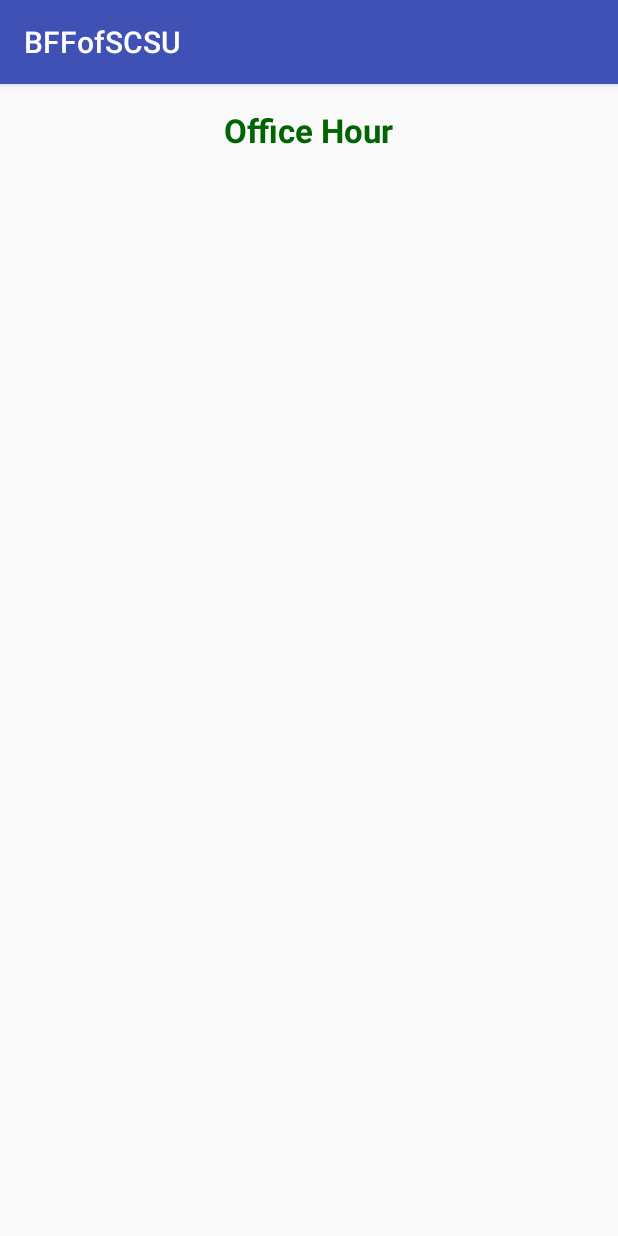
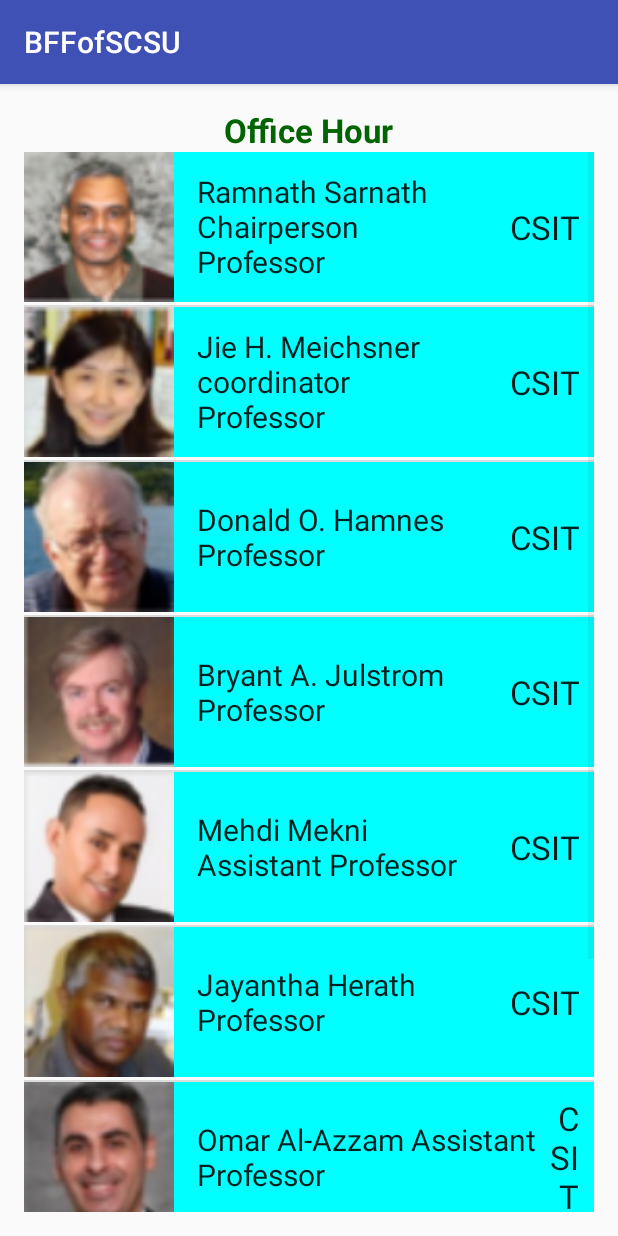
Before and after one commit to ProfJones/BFFOfSCSU, an Android app: the OfficeHourActivity screen opened directly, with no data from a screen before it, on a phone screen of 412 x 824 dp. Run offline under Robolectric (Android 15) with nearby library versions, the phone set to English and light mode, and no system bars; 4 statements that could not run were skipped.

Commit message:
finished one step of office hour

```diff
--- a/app/build.gradle
+++ b/app/build.gradle
@@ -24,4 +24,5 @@ dependencies {
     testCompile 'junit:junit:4.12'
     compile 'com.android.support:appcompat-v7:23.3.0'
     compile 'com.android.support:design:23.3.0'
+    compile 'com.google.android.gms:play-services-appindexing:8.1.0'
 }
--- /dev/null
+++ b/app/src/main/java/com/example/harrison/bffofscsu/OHAdapter.java
@@ -0,0 +1,58 @@
+package com.example.harrison.bffofscsu;
+
+import android.content.Context;
+import android.view.LayoutInflater;
+import android.view.View;
+import android.view.ViewGroup;
+import android.widget.ArrayAdapter;
+import android.widget.ImageView;
+import android.widget.TextView;
+
+/**
+ * Created by Darren on 4/9/2016.
+ */
+public class OHAdapter extends ArrayAdapter<String> {
+
+    //Declarations
+    int[] imgs={};
+    String[] names = {};
+    String[] departments = {};
+    Context ctx;
+    LayoutInflater inflater;
+
+    public OHAdapter(Context context, String[] names, String[] departments, int[] imgs) {
+        super(context, R.layout.professor_item_layout,names);
+
+        this.ctx = context;
+        this.names = names;
+        this.departments = departments;
+        this.imgs = imgs;
+    }
+
+    @Override
+    public View getView(int position, View convertView, ViewGroup parent) {
+
+        if(convertView==null){
+            inflater = (LayoutInflater) ctx.getSystemService(Context.LAYOUT_INFLATER_SERVICE);
+            convertView = inflater.inflate(R.layout.professor_item_layout,null);
+        }
+
+        //our viewholder
+        final ViewHolder holder = new ViewHolder();
+        holder.professorName = (TextView) convertView.findViewById(R.id.professor_name);
+        holder.professorIcon = (ImageView) convertView.findViewById(R.id.professor_icon);
+        holder.professorDepartment = (TextView) convertView.findViewById(R.id.professor_department);
+
+        //assign data
+        holder.professorIcon.setImageResource(imgs[position]);
+        holder.professorName.setText(names[position]);
+        holder.professorDepartment.setText(departments[position]);
+
+        return convertView;
+    }
+    private class ViewHolder{
+        ImageView professorIcon;
+        TextView professorName;
+        TextView professorDepartment;
+    }
+}
--- a/app/src/main/java/com/example/harrison/bffofscsu/OfficeHourActivity.java
+++ b/app/src/main/java/com/example/harrison/bffofscsu/OfficeHourActivity.java
@@ -1,13 +1,103 @@
 package com.example.harrison.bffofscsu;
 
+import android.net.Uri;
 import android.support.v7.app.AppCompatActivity;
 import android.os.Bundle;
+import android.text.Layout;
+import android.text.TextPaint;
+import android.view.View;
+import android.widget.AdapterView;
+import android.widget.ArrayAdapter;
+import android.widget.ImageView;
+import android.widget.ListView;
+import android.widget.TextView;
+import android.widget.Toast;
+
+import com.google.android.gms.appindexing.Action;
+import com.google.android.gms.appindexing.AppIndex;
+import com.google.android.gms.common.api.GoogleApiClient;
+import com.google.android.gms.security.ProviderInstaller;
+
+import java.util.ArrayList;
 
 public class OfficeHourActivity extends AppCompatActivity {
+    ListView listView;
+    String[] names = {"Ramnath Sarnath \nChairperson \nProfessor","Jie H. Meichsner \ncoordinator\nProfessor","Donald O. Hamnes \nProfessor",
+            "Bryant A. Julstrom \nProfessor","Mehdi Mekni \nAssistant Professor","Jayantha Herath \nProfessor","Omar Al-Azzam Assistant \nProfessor",
+            "Andrew A. Anda \nAssociate Professor","Alek Tomovic Adjunct \nProfessor"};
+    String[] departments = {"CSIT","CSIT","CSIT","CSIT","CSIT","CSIT","CSIT","CSIT","CSIT"};
+    int[] imgs = {R.drawable.sarnath_icon,R.drawable.meichsner_icon,R.drawable.hamnes_icon,R.drawable.julstrom_icon,
+            R.drawable.mekni_icon,R.drawable.herath_icon,
+            R.drawable.omar_icon,R.drawable.anda_icon,R.drawable.alex_icon,};
+    /**
+     * ATTENTION: This was auto-generated to implement the App Indexing API.
+     * See https://g.co/AppIndexing/AndroidStudio for more information.
+     */
+    private GoogleApiClient client;
 
     @Override
     protected void onCreate(Bundle savedInstanceState) {
         super.onCreate(savedInstanceState);
         setContentView(R.layout.office_hour_layout);
+        // ATTENTION: This was auto-generated to implement the App Indexing API.
+        // See https://g.co/AppIndexing/AndroidStudio for more information.
+        client = new GoogleApiClient.Builder(this).addApi(AppIndex.API).build();
+
+
+
+        listView = (ListView)findViewById(R.id.list_view_office_hour);
+        OHAdapter adapter = new OHAdapter(this,names,departments,imgs);
+        listView.setAdapter(adapter);
+
+        listView.setOnItemClickListener(new AdapterView.OnItemClickListener() {
+            @Override
+            public void onItemClick(AdapterView<?> parent, View view, int position, long id) {
+                Toast.makeText(getApplicationContext(),names[position],Toast.LENGTH_LONG).show();
+
+            }
+        });
+
     }
+
+    @Override
+    public void onStart() {
+        super.onStart();
+
+        // ATTENTION: This was auto-generated to implement the App Indexing API.
+        // See https://g.co/AppIndexing/AndroidStudio for more information.
+        client.connect();
+        Action viewAction = Action.newAction(
+                Action.TYPE_VIEW, // TODO: choose an action type.
+                "OfficeHour Page", // TODO: Define a title for the content shown.
+                // TODO: If you have web page content that matches this app activity's content,
+                // make sure this auto-generated web page URL is correct.
+                // Otherwise, set the URL to null.
+                Uri.parse("http://host/path"),
+                // TODO: Make sure this auto-generated app URL is correct.
+                Uri.parse("android-app://com.example.harrison.bffofscsu/http/host/path")
+        );
+        AppIndex.AppIndexApi.start(client, viewAction);
+    }
+
+    @Override
+    public void onStop() {
+        super.onStop();
+
+        // ATTENTION: This was auto-generated to implement the App Indexing API.
+        // See https://g.co/AppIndexing/AndroidStudio for more information.
+        Action viewAction = Action.newAction(
+                Action.TYPE_VIEW, // TODO: choose an action type.
+                "OfficeHour Page", // TODO: Define a title for the content shown.
+                // TODO: If you have web page content that matches this app activity's content,
+                // make sure this auto-generated web page URL is correct.
+                // Otherwise, set the URL to null.
+                Uri.parse("http://host/path"),
+                // TODO: Make sure this auto-generated app URL is correct.
+                Uri.parse("android-app://com.example.harrison.bffofscsu/http/host/path")
+        );
+        AppIndex.AppIndexApi.end(client, viewAction);
+        client.disconnect();
+    }
+
+
 }
--- a/app/src/main/res/layout/office_hour_layout.xml
+++ b/app/src/main/res/layout/office_hour_layout.xml
@@ -24,11 +24,12 @@
             android:layout_gravity="center"
             android:textColor="#006400"
             android:textStyle="bold" />
+
+        <ListView
+            android:layout_width="match_parent"
+            android:layout_height="wrap_content"
+            android:id="@+id/list_view_office_hour" />
+
     </LinearLayout>
 
-    <LinearLayout
-        android:orientation="vertical"
-        android:layout_width="match_parent"
-        android:layout_height="match_parent"></LinearLayout>
-
 </RelativeLayout>
--- /dev/null
+++ b/app/src/main/res/layout/professor_item_layout.xml
@@ -0,0 +1,55 @@
+<?xml version="1.0" encoding="utf-8"?>
+<LinearLayout xmlns:android="http://schemas.android.com/apk/res/android"
+    android:orientation="vertical" android:layout_width="match_parent"
+    android:layout_height="match_parent">
+
+    <LinearLayout
+        android:orientation="vertical"
+        android:layout_width="match_parent"
+        android:layout_height="match_parent"
+        android:id="@+id/professor_sarnath">
+
+        <LinearLayout
+            android:orientation="horizontal"
+            android:layout_width="match_parent"
+            android:layout_height="100dp"
+            android:background="#00ffff">
+
+            <ImageView
+                android:layout_width="100dp"
+                android:layout_height="match_parent"
+                android:id="@+id/professor_icon"
+                android:scaleType="fitXY"
+                android:src="@drawable/sarnath_icon"
+                android:layout_gravity="left" />
+
+            <TextView
+                android:layout_width="wrap_content"
+                android:layout_height="wrap_content"
+                android:textAppearance="?android:attr/textAppearanceLarge"
+                android:text="Ramnath Sarnath \nChairperson \nProfessor "
+                android:id="@+id/professor_name"
+                android:layout_gravity="center_vertical"
+                android:textSize="20dp"
+                android:paddingLeft="15dp" />
+
+            <TextView
+                android:layout_width="match_parent"
+                android:layout_height="wrap_content"
+                android:textAppearance="?android:attr/textAppearanceLarge"
+                android:text="CSIT"
+                android:id="@+id/professor_department"
+                android:layout_gravity="center_vertical"
+                android:gravity="end"
+                android:paddingRight="10dp" />
+
+        </LinearLayout>
+
+        <LinearLayout
+            android:orientation="horizontal"
+            android:layout_width="match_parent"
+            android:layout_height="2dp"></LinearLayout>
+
+    </LinearLayout>
+
+</LinearLayout>
--- a/build.gradle
+++ b/build.gradle
@@ -6,6 +6,8 @@ buildscript {
     }
     dependencies {
         classpath 'com.android.tools.build:gradle:2.0.0'
+
+
 
         // NOTE: Do not place your application dependencies here; they belong
         // in the individual module build.gradle files
```
Also changed, not shown: app/src/main/res/drawable/alex_icon.png (added), app/src/main/res/drawable/anda_icon.png (added), app/src/main/res/drawable/hamnes_icon.png (added), app/src/main/res/drawable/herath_icon.png (added), app/src/main/res/drawable/julstrom_icon.png (added), app/src/main/res/drawable/meichsner_icon.png (added), app/src/main/res/drawable/mekni_icon.png (added), app/src/main/res/drawable/omar_icon.png (added), app/src/main/res/drawable/sarnath_icon.png (added).
